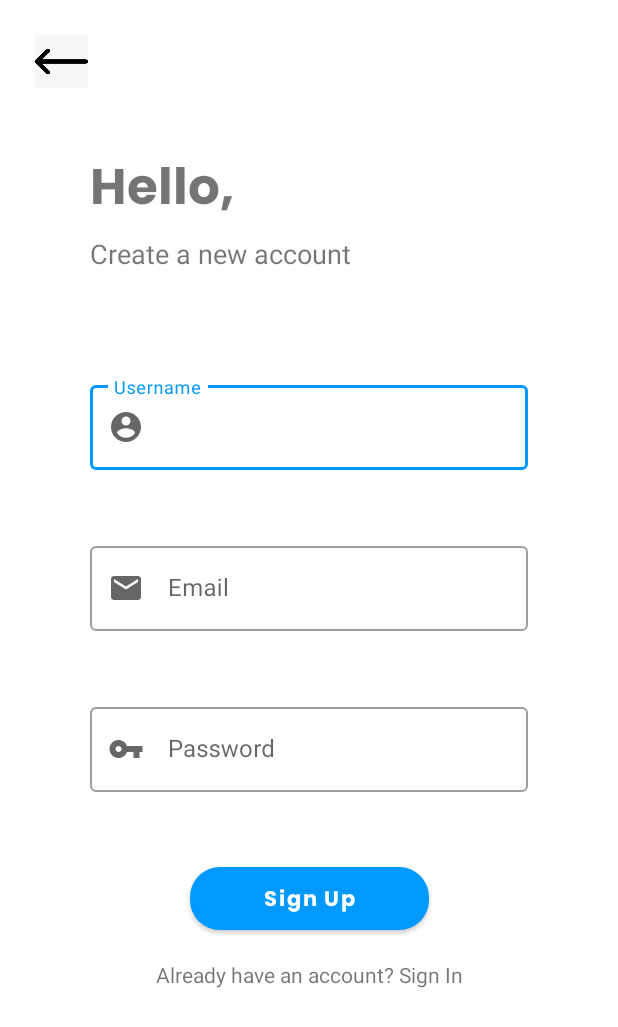
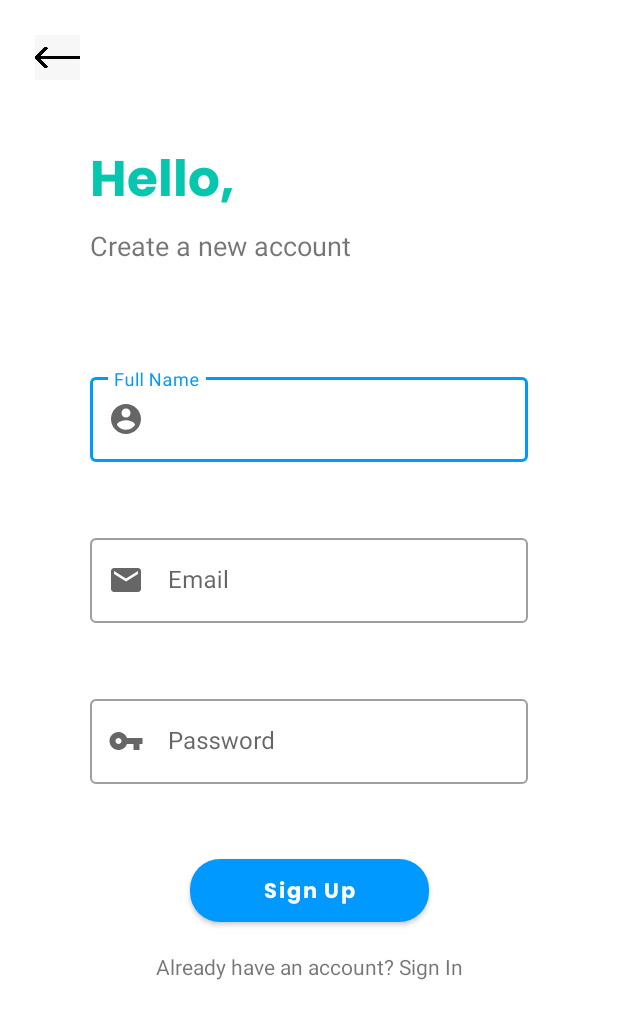
Before and after one commit to rufinaadita/android-uas, an Android app: the layout register_activity.xml on its own in the app's theme, with its tools: preview values and no code run, on a phone screen of 412 x 824 dp. Shown: the top 1027 px of the screen. Run offline under Robolectric (Android 15) with nearby library versions, the phone set to English and light mode, and no system bars; network calls fail.

Commit message:
menambahkan fitur register

```diff
--- a/app/src/main/res/layout/register_activity.xml
+++ b/app/src/main/res/layout/register_activity.xml
@@ -6,8 +6,9 @@
     android:orientation="vertical">
 
     <ImageView
-        android:layout_width="35dp"
-        android:layout_height="35dp"
+        android:id="@+id/btn_back"
+        android:layout_width="30dp"
+        android:layout_height="30dp"
         android:layout_marginLeft="23dp"
         android:layout_marginTop="23dp"
         android:src="@drawable/left_arrow"
@@ -31,6 +32,7 @@
                 android:layout_width="wrap_content"
                 android:layout_height="wrap_content"
                 android:text="Hello,"
+                android:textColor="@color/green_teal"
                 app:layout_constraintTop_toTopOf="parent"
                 app:layout_constraintLeft_toLeftOf="parent"
                 android:textSize="33sp"
@@ -47,13 +49,13 @@
                 android:textSize="18sp" />
 
             <com.google.android.material.textfield.TextInputLayout
-                android:id="@+id/tf_username"
+                android:id="@+id/tf_name"
                 android:layout_width="match_parent"
                 android:layout_height="wrap_content"
                 android:layout_marginTop="70dp"
                 app:layout_constraintTop_toBottomOf="@id/tv_continue"
                 style="@style/Widget.MaterialComponents.TextInputLayout.OutlinedBox"
-                android:hint="Username"
+                android:hint="Full Name"
                 app:startIconDrawable="@drawable/ic_account">
 
                 <com.google.android.material.textfield.TextInputEditText
@@ -68,7 +70,7 @@
                 android:layout_width="match_parent"
                 android:layout_height="wrap_content"
                 android:layout_marginTop="45dp"
-                app:layout_constraintTop_toBottomOf="@id/tf_username"
+                app:layout_constraintTop_toBottomOf="@id/tf_name"
                 style="@style/Widget.MaterialComponents.TextInputLayout.OutlinedBox"
                 android:hint="Email"
                 app:startIconDrawable="@drawable/ic_mail">
@@ -92,12 +94,13 @@
 
                 <com.google.android.material.textfield.TextInputEditText
                     android:layout_width="match_parent"
+                    android:inputType="textPassword"
                     android:layout_height="wrap_content" />
 
             </com.google.android.material.textfield.TextInputLayout>
 
             <Button
-                android:id="@+id/textButton"
+                android:id="@+id/btn_signup"
                 android:layout_width="159dp"
                 android:layout_height="42dp"
                 app:layout_constraintTop_toBottomOf="@id/tf_password"
@@ -111,13 +114,13 @@
                 android:textColor="@color/white"/>
 
             <TextView
-                android:id="@+id/tv_signup"
+                android:id="@+id/tv_signin"
                 android:layout_width="wrap_content"
                 android:layout_height="wrap_content"
                 android:layout_marginTop="20dp"
                 app:layout_constraintLeft_toLeftOf="parent"
                 app:layout_constraintRight_toRightOf="parent"
-                app:layout_constraintTop_toBottomOf="@id/textButton"
+                app:layout_constraintTop_toBottomOf="@id/btn_signup"
                 android:text="Already have an account? Sign In"/>
 
         </androidx.constraintlayout.widget.ConstraintLayout>
```
Also changed, not shown: app/src/main/java/com/kelompok9/projekantrian/RegisterActivity.kt (added, +58 -0 lines), gradle/wrapper/gradle-wrapper.properties.
